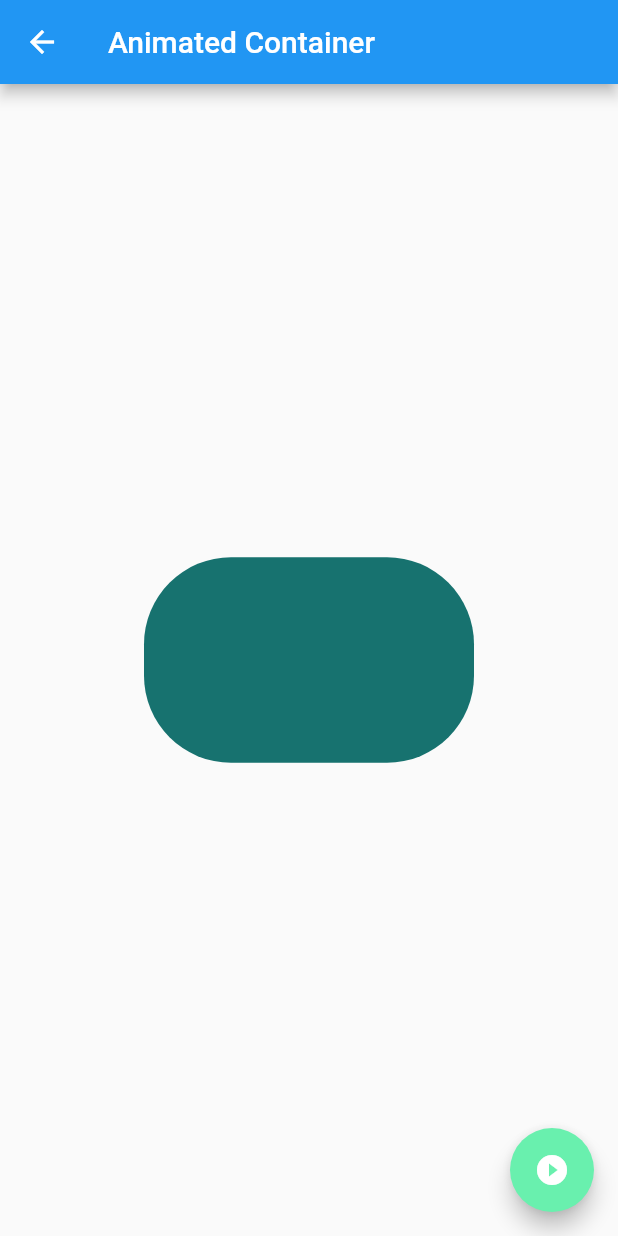
After one commit to dtoledoz0207/flutter-components, a Flutter app: the AnimatedContainerPage screen opened by its route, after a tap on the "play circle filled" icon, on a phone screen of 412 x 824 dp. The commit adds this screen. Run offline on Flutter 3.47's test engine with Material 2 defaults, Android fonts, the phone set to English and light mode, and no system bars.

Commit message:
create-animatedContainerPage-to-add-AnimatedContainerWidget

```diff
--- a/data/menu_opts.json
+++ b/data/menu_opts.json
@@ -15,6 +15,11 @@
             "ruta" : "card",
             "icon" : "folder_open",
             "texto": "Cards - Tarjetas"
+        },
+        {
+            "ruta" : "animatedContainer",
+            "icon" : "donut_large",
+            "texto": "Animated Container"
         }
     ]
 }
--- /dev/null
+++ b/lib/pages/animated_container.dart
@@ -0,0 +1,59 @@
+import 'package:flutter/material.dart';
+import 'dart:math';
+
+
+class AnimatedContainerPage extends StatefulWidget {
+  @override
+  _AnimatedContainerPageState createState() => _AnimatedContainerPageState();
+}
+
+class _AnimatedContainerPageState extends State<AnimatedContainerPage> {
+
+  double _width = 50.0;
+  double _height = 50.0;
+  Color _color = Colors.pink;
+  BorderRadiusGeometry _borderRadius = BorderRadius.circular(8.0);
+
+  @override
+  Widget build(BuildContext context) {
+    return Scaffold(
+      appBar: AppBar(
+        title: Text('Animated Container'),
+      ),
+      body: Center(
+        child: AnimatedContainer(
+          duration: Duration(seconds: 1),
+          curve: Curves.fastOutSlowIn,
+          width: _width,
+          height: _height,
+          decoration: BoxDecoration(
+            borderRadius: _borderRadius,
+            color: _color
+          ),
+        ),
+      ),
+      floatingActionButton: FloatingActionButton(
+        child: Icon(Icons.play_circle_filled),
+        backgroundColor: Colors.greenAccent,
+        onPressed: _changeShape
+      ),
+    );
+  }
+
+
+  void _changeShape() {
+
+    final random = Random();
+
+    setState(() {
+      this._width = random.nextInt(300).toDouble();
+      this._height = random.nextInt(300).toDouble();
+      this._color = Color.fromRGBO(
+        random.nextInt(255),
+        random.nextInt(255),
+        random.nextInt(255),
+        1.0);
+      this._borderRadius = BorderRadius.circular(random.nextInt(100).toDouble());
+    });
+  }
+}
--- a/lib/routes/routes.dart
+++ b/lib/routes/routes.dart
@@ -4,6 +4,7 @@ import 'package:components/pages/alert_page.dart';
 import 'package:components/pages/avatar_page.dart';
 import 'package:components/pages/home_page.dart';
 import 'package:components/pages/card_page.dart';
+import 'package:components/pages/animated_container.dart';
 
 
 
@@ -12,6 +13,7 @@ Map<String, WidgetBuilder> getApplicationRoutes() {
     '/': (BuildContext context) => HomePage(),
     'alert': (BuildContext context) => AlertPage(),
     'avatar': (BuildContext context) => AvatarPage(),
-    'card': (BuildContext context) => CardPage()
+    'card': (BuildContext context) => CardPage(),
+    'animatedContainer' : (BuildContext context) => AnimatedContainerPage()
   };
 }
--- a/lib/utils/icon_string_util.dart
+++ b/lib/utils/icon_string_util.dart
@@ -3,7 +3,8 @@ import 'package:flutter/material.dart';
 final Map<String, IconData> _icons = {
   'add_alert': Icons.add_alert,
   'accessibility': Icons.accessibility,
-  'folder_open': Icons.folder_open
+  'folder_open': Icons.folder_open,
+  'donut_large': Icons.donut_large
 };
 
 
```
